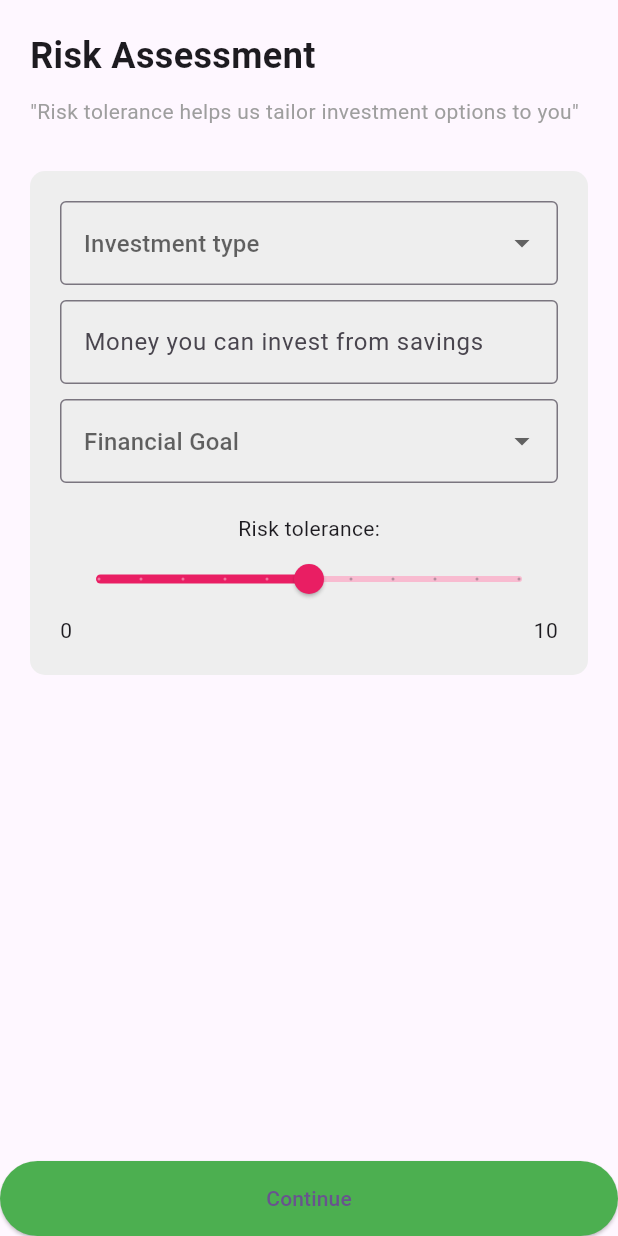
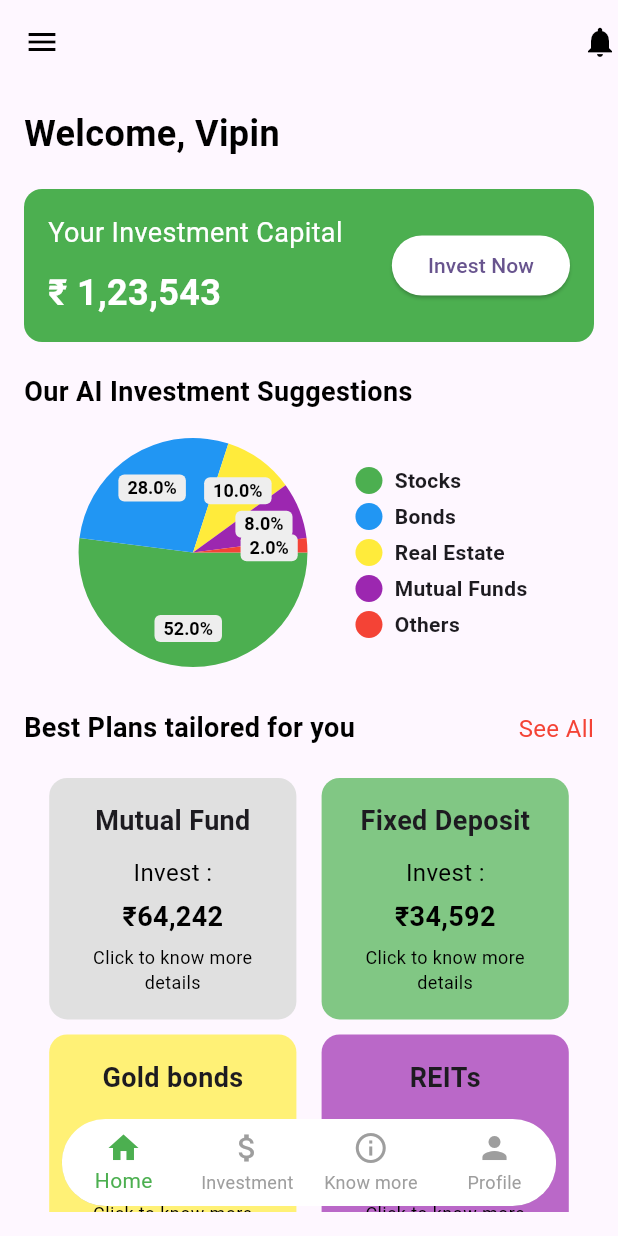
Before and after one commit to vipin126/investment-app, a Flutter app: the RiskAssessmentScreen3 screen opened directly, after a tap on "Continue", on a phone screen of 412 x 824 dp. Run offline on Flutter 3.47's test engine with Material 3 defaults, Android fonts, the phone set to English and light mode, and no system bars; drawn by our look-alikes of pie_chart; our stand-ins replace date_field, flutter_otp_text_field, get, get_storage, iconsax, smooth_page_indicator; accounts and stored records are empty.

Commit message:
homepagescreen

```diff
--- /dev/null
+++ b/investment_app/lib/screens/homepage.dart
@@ -0,0 +1,306 @@
+
+import 'package:flutter/material.dart';
+import 'package:pie_chart/pie_chart.dart';
+
+
+class MainScreen extends StatefulWidget {
+  @override
+  _MainScreenState createState() => _MainScreenState();
+}
+
+class _MainScreenState extends State<MainScreen> {
+  int _selectedIndex = 0;
+
+  static List<Widget> _widgetOptions = <Widget>[
+    InvestmentScreen(),
+    InvestmentScreen(),
+    InvestmentScreen(),
+    InvestmentScreen(),
+  ];
+
+  void _onItemTapped(int index) {
+    setState(() {
+      _selectedIndex = index;
+    });
+  }
+
+  @override
+  Widget build(BuildContext context) {
+    return Scaffold(
+      body: Stack(
+        children: [
+          _widgetOptions.elementAt(_selectedIndex),
+          Positioned(
+            left: 0,
+            right: 0,
+            bottom: 20,
+            child: Center(
+              child: Container(
+                width: MediaQuery.of(context).size.width * 0.8,
+                child: ClipRRect(
+                  borderRadius: BorderRadius.circular(50),
+                  child: BottomNavigationBar(
+                    items: [
+                      BottomNavigationBarItem(icon: Icon(Icons.home), label: 'Home'),
+                      BottomNavigationBarItem(icon: Icon(Icons.attach_money), label: 'Investment'),
+                      BottomNavigationBarItem(icon: Icon(Icons.info_outline), label: 'Know more'),
+                      BottomNavigationBarItem(icon: Icon(Icons.person), label: 'Profile'),
+                    ],
+                    currentIndex: _selectedIndex,
+                    onTap: _onItemTapped,
+                    type: BottomNavigationBarType.fixed,
+                    selectedItemColor: Colors.green,
+                    unselectedItemColor: Colors.grey,
+                    backgroundColor: Colors.white,
+                  ),
+                ),
+              ),
+            ),
+          ),
+        ],
+      ),
+    );
+  }
+}
+
+class InvestmentScreen extends StatelessWidget {
+  final dataMap = <String, double>{
+    "Stocks": 52,
+    "Bonds": 28,
+    "Real Estate": 10,
+    "Mutual Funds": 8,
+    "Others": 2,
+  };
+
+  final colorList = <Color>[
+    Colors.green,
+    Colors.blue,
+    Colors.yellow,
+    Colors.purple,
+    Colors.red,
+  ];
+
+  @override
+  Widget build(BuildContext context) {
+    return Scaffold(
+      appBar: AppBar(
+        backgroundColor: Colors.transparent,
+        elevation: 0,
+        leading: Icon(Icons.menu, color: Colors.black),
+        actions: [Icon(Icons.notifications, color: Colors.black)],
+      ),
+      body: Padding(
+        padding: const EdgeInsets.all(16.0),
+        child: SingleChildScrollView(
+          child: Column(
+            crossAxisAlignment: CrossAxisAlignment.start,
+            children: [
+              Text(
+                'Welcome, Vipin',
+                style: TextStyle(
+                  fontSize: 24,
+                  fontWeight: FontWeight.bold,
+                  color: Colors.black,
+                ),
+              ),
+              SizedBox(height: 20),
+              Container(
+                padding: EdgeInsets.all(16),
+                decoration: BoxDecoration(
+                  color: Colors.green,
+                  borderRadius: BorderRadius.circular(12),
+                ),
+                child: Row(
+                  mainAxisAlignment: MainAxisAlignment.spaceBetween,
+                  children: [
+                    Column(
+                      crossAxisAlignment: CrossAxisAlignment.start,
+                      children: [
+                        Text(
+                          'Your Investment Capital',
+                          style: TextStyle(
+                            color: Colors.white,
+                            fontSize: 18,
+                          ),
+                        ),
+                        SizedBox(height: 10),
+                        Text(
+                          '₹ 1,23,543',
+                          style: TextStyle(
+                            color: Colors.white,
+                            fontSize: 24,
+                            fontWeight: FontWeight.bold,
+                          ),
+                        ),
+                      ],
+                    ),
+                    ElevatedButton(
+                      onPressed: () {},
+                      style: ElevatedButton.styleFrom(
+                        backgroundColor: Colors.white,
+                        disabledForegroundColor: Colors.green,
+                      ),
+                      child: Text('Invest Now'),
+                    ),
+                  ],
+                ),
+              ),
+              SizedBox(height: 20),
+              Text(
+                'Our AI Investment Suggestions',
+                style: TextStyle(
+                  fontSize: 18,
+                  fontWeight: FontWeight.bold,
+                  color: Colors.black,
+                ),
+              ),
+              SizedBox(height: 10),
+              PieChart(
+                dataMap: dataMap,
+                animationDuration: Duration(milliseconds: 800),
+                chartLegendSpacing: 32,
+                chartRadius: MediaQuery.of(context).size.width / 2.7,
+                colorList: colorList,
+                initialAngleInDegree: 0,
+                chartType: ChartType.disc,
+                ringStrokeWidth: 32,
+                centerText: "",
+                legendOptions: LegendOptions(
+                  showLegendsInRow: false,
+                  legendPosition: LegendPosition.right,
+                  showLegends: true,
+                  legendShape: BoxShape.circle,
+                  legendTextStyle: TextStyle(
+                    fontWeight: FontWeight.bold,
+                  ),
+                ),
+                chartValuesOptions: ChartValuesOptions(
+                  showChartValueBackground: true,
+                  showChartValues: true,
+                  showChartValuesInPercentage: true,
+                  showChartValuesOutside: false,
+                  decimalPlaces: 1,
+                ),
+              ),
+              SizedBox(height: 20),
+              Row(
+                mainAxisAlignment: MainAxisAlignment.spaceBetween,
+                children: [
+                  Text(
+                    'Best Plans tailored for you',
+                    style: TextStyle(
+                      fontSize: 18,
+                      fontWeight: FontWeight.bold,
+                      color: Colors.black,
+                    ),
+                  ),
+                  Text(
+                    'See All',
+                    style: TextStyle(
+                      fontSize: 16,
+                      color: Colors.red,
+                    ),
+                  ),
+                ],
+              ),
+              SizedBox(height: 20),
+              Row(
+                mainAxisAlignment: MainAxisAlignment.spaceEvenly,
+                children: [
+                  InvestmentPlanCard(
+                    title: 'Mutual Fund',
+                    amount: '₹64,242',
+                    color: Colors.grey.shade300,
+                  ),
+                  InvestmentPlanCard(
+                    title: 'Fixed Deposit',
+                    amount: '₹34,592',
+                    color: Colors.green.shade300,
+                  ),
+                ],
+              ),
+              SizedBox(height: 10),
+              Row(
+                mainAxisAlignment: MainAxisAlignment.spaceEvenly,
+                children: [
+                  InvestmentPlanCard(
+                    title: 'Gold bonds',
+                    amount: '₹20,000',
+                    color: Colors.yellow.shade300,
+                  ),
+                  InvestmentPlanCard(
+                    title: 'REITs',
+                    amount: '₹10,000',
+                    color: Colors.purple.shade300,
+                  ),
+                ],
+              ),
+              SizedBox(height: 30),
+            ],
+          ),
+        ),
+      ),
+    );
+  }
+}
+
+class InvestmentPlanCard extends StatelessWidget {
+  final String title;
+  final String amount;
+  final Color color;
+
+  InvestmentPlanCard({
+    required this.title,
+    required this.amount,
+    required this.color,
+  });
+
+  @override
+  Widget build(BuildContext context) {
+    return Container(
+      width: MediaQuery.of(context).size.width / 2.5,
+      padding: EdgeInsets.all(16.0),
+      decoration: BoxDecoration(
+        color: color,
+        borderRadius: BorderRadius.circular(12.0),
+      ),
+      child: Column(
+        children: [
+          Text(
+            title,
+            style: TextStyle(
+              fontSize: 18.0,
+              fontWeight: FontWeight.bold,
+            ),
+          ),
+          SizedBox(height: 10.0),
+          Text(
+            'Invest :',
+            style: TextStyle(
+              fontSize: 16.0,
+              color: Colors.black,
+            ),
+          ),
+          SizedBox(height: 5.0),
+          Text(
+            amount,
+            style: TextStyle(
+              fontSize: 18.0,
+              fontWeight: FontWeight.bold,
+              color: Colors.black,
+            ),
+          ),
+          SizedBox(height: 5.0),
+          Text(
+            'Click to know more details',
+            style: TextStyle(
+              fontSize: 12.0,
+              color: Colors.black,
+            ),
+            textAlign: TextAlign.center,
+          ),
+        ],
+      ),
+    );
+  }
+}
--- /dev/null
+++ b/investment_app/lib/screens/test.dart
@@ -0,0 +1,317 @@
+import 'package:flutter/material.dart';
+import 'package:pie_chart/pie_chart.dart';
+
+void main() {
+  runApp(MyApp());
+}
+
+class MyApp extends StatelessWidget {
+  @override
+  Widget build(BuildContext context) {
+    return MaterialApp(
+      home: MainScreen(),
+    );
+  }
+}
+
+class MainScreen extends StatefulWidget {
+  @override
+  _MainScreenState createState() => _MainScreenState();
+}
+
+class _MainScreenState extends State<MainScreen> {
+  int _selectedIndex = 0;
+
+  static List<Widget> _widgetOptions = <Widget>[
+    InvestmentScreen(),
+    InvestmentScreen(),
+    InvestmentScreen(),
+    InvestmentScreen(),
+  ];
+
+  void _onItemTapped(int index) {
+    setState(() {
+      _selectedIndex = index;
+    });
+  }
+
+  @override
+  Widget build(BuildContext context) {
+    return Scaffold(
+      body: Stack(
+        children: [
+          _widgetOptions.elementAt(_selectedIndex),
+          Positioned(
+            left: 0,
+            right: 0,
+            bottom: 20,
+            child: Center(
+              child: Container(
+                width: MediaQuery.of(context).size.width * 0.8,
+                child: ClipRRect(
+                  borderRadius: BorderRadius.circular(50),
+                  child: BottomNavigationBar(
+                    items: [
+                      BottomNavigationBarItem(icon: Icon(Icons.home), label: 'Home'),
+                      BottomNavigationBarItem(icon: Icon(Icons.attach_money), label: 'Investment'),
+                      BottomNavigationBarItem(icon: Icon(Icons.info_outline), label: 'Know more'),
+                      BottomNavigationBarItem(icon: Icon(Icons.person), label: 'Profile'),
+                    ],
+                    currentIndex: _selectedIndex,
+                    onTap: _onItemTapped,
+                    type: BottomNavigationBarType.fixed,
+                    selectedItemColor: Colors.green,
+                    unselectedItemColor: Colors.grey,
+                    backgroundColor: Colors.white,
+                  ),
+                ),
+              ),
+            ),
+          ),
+        ],
+      ),
+    );
+  }
+}
+
+class InvestmentScreen extends StatelessWidget {
+  final dataMap = <String, double>{
+    "Stocks": 52,
+    "Bonds": 28,
+    "Real Estate": 10,
+    "Mutual Funds": 8,
+    "Others": 2,
+  };
+
+  final colorList = <Color>[
+    Colors.green,
+    Colors.blue,
+    Colors.yellow,
+    Colors.purple,
+    Colors.red,
+  ];
+
+  @override
+  Widget build(BuildContext context) {
+    return Scaffold(
+      appBar: AppBar(
+        backgroundColor: Colors.transparent,
+        elevation: 0,
+        leading: Icon(Icons.menu, color: Colors.black),
+        actions: [Icon(Icons.notifications, color: Colors.black)],
+      ),
+      body: Padding(
+        padding: const EdgeInsets.all(16.0),
+        child: SingleChildScrollView(
+          child: Column(
+            crossAxisAlignment: CrossAxisAlignment.start,
+            children: [
+              Text(
+                'Welcome, Vipin',
+                style: TextStyle(
+                  fontSize: 24,
+                  fontWeight: FontWeight.bold,
+                  color: Colors.black,
+                ),
+              ),
+              SizedBox(height: 20),
+              Container(
+                padding: EdgeInsets.all(16),
+                decoration: BoxDecoration(
+                  color: Colors.green,
+                  borderRadius: BorderRadius.circular(12),
+                ),
+                child: Row(
+                  mainAxisAlignment: MainAxisAlignment.spaceBetween,
+                  children: [
+                    Column(
+                      crossAxisAlignment: CrossAxisAlignment.start,
+                      children: [
+                        Text(
+                          'Your Investment Capital',
+                          style: TextStyle(
+                            color: Colors.white,
+                            fontSize: 18,
+                          ),
+                        ),
+                        SizedBox(height: 10),
+                        Text(
+                          '₹ 1,23,543',
+                          style: TextStyle(
+                            color: Colors.white,
+                            fontSize: 24,
+                            fontWeight: FontWeight.bold,
+                          ),
+                        ),
+                      ],
+                    ),
+                    ElevatedButton(
+                      onPressed: () {},
+                      style: ElevatedButton.styleFrom(
+                        backgroundColor: Colors.white,
+                        disabledForegroundColor: Colors.green,
+                      ),
+                      child: Text('Invest Now'),
+                    ),
+                  ],
+                ),
+              ),
+              SizedBox(height: 20),
+              Text(
+                'Our AI Investment Suggestions',
+                style: TextStyle(
+                  fontSize: 18,
+                  fontWeight: FontWeight.bold,
+                  color: Colors.black,
+                ),
+              ),
+              SizedBox(height: 10),
+              PieChart(
+                dataMap: dataMap,
+                animationDuration: Duration(milliseconds: 800),
+                chartLegendSpacing: 32,
+                chartRadius: MediaQuery.of(context).size.width / 2.7,
+                colorList: colorList,
+                initialAngleInDegree: 0,
+                chartType: ChartType.disc,
+                ringStrokeWidth: 32,
+                centerText: "",
+                legendOptions: LegendOptions(
+                  showLegendsInRow: false,
+                  legendPosition: LegendPosition.right,
+                  showLegends: true,
+                  legendShape: BoxShape.circle,
+                  legendTextStyle: TextStyle(
+                    fontWeight: FontWeight.bold,
+                  ),
+                ),
+                chartValuesOptions: ChartValuesOptions(
+                  showChartValueBackground: true,
+                  showChartValues: true,
+                  showChartValuesInPercentage: true,
+                  showChartValuesOutside: false,
+                  decimalPlaces: 1,
+                ),
+              ),
+              SizedBox(height: 20),
+              Row(
+                mainAxisAlignment: MainAxisAlignment.spaceBetween,
+                children: [
+                  Text(
+                    'Best Plans tailored for you',
+                    style: TextStyle(
+                      fontSize: 18,
+                      fontWeight: FontWeight.bold,
+                      color: Colors.black,
+                    ),
+                  ),
+                  Text(
+                    'See All',
+                    style: TextStyle(
+                      fontSize: 16,
+                      color: Colors.red,
+                    ),
+                  ),
+                ],
+              ),
+              SizedBox(height: 20),
+              Row(
+                mainAxisAlignment: MainAxisAlignment.spaceEvenly,
+                children: [
+                  InvestmentPlanCard(
+                    title: 'Mutual Fund',
+                    amount: '₹64,242',
+                    color: Colors.grey.shade300,
+                  ),
+                  InvestmentPlanCard(
+                    title: 'Fixed Deposit',
+                    amount: '₹34,592',
+                    color: Colors.green.shade300,
+                  ),
+                ],
+              ),
+              SizedBox(height: 10),
+              Row(
+                mainAxisAlignment: MainAxisAlignment.spaceEvenly,
+                children: [
+                  InvestmentPlanCard(
+                    title: 'Gold bonds',
+                    amount: '₹20,000',
+                    color: Colors.yellow.shade300,
+                  ),
+                  InvestmentPlanCard(
+                    title: 'REITs',
+                    amount: '₹10,000',
+                    color: Colors.purple.shade300,
+                  ),
+                ],
+              ),
+              SizedBox(height: 30),
+            ],
+          ),
+        ),
+      ),
+    );
+  }
+}
+
+class InvestmentPlanCard extends StatelessWidget {
+  final String title;
+  final String amount;
+  final Color color;
+
+  InvestmentPlanCard({
+    required this.title,
+    required this.amount,
+    required this.color,
+  });
+
+  @override
+  Widget build(BuildContext context) {
+    return Container(
+      width: MediaQuery.of(context).size.width / 2.5,
+      padding: EdgeInsets.all(16.0),
+      decoration: BoxDecoration(
+        color: color,
+        borderRadius: BorderRadius.circular(12.0),
+      ),
+      child: Column(
+        children: [
+          Text(
+            title,
+            style: TextStyle(
+              fontSize: 18.0,
+              fontWeight: FontWeight.bold,
+            ),
+          ),
+          SizedBox(height: 10.0),
+          Text(
+            'Invest :',
+            style: TextStyle(
+              fontSize: 16.0,
+              color: Colors.black,
+            ),
+          ),
+          SizedBox(height: 5.0),
+          Text(
+            amount,
+            style: TextStyle(
+              fontSize: 18.0,
+              fontWeight: FontWeight.bold,
+              color: Colors.black,
+            ),
+          ),
+          SizedBox(height: 5.0),
+          Text(
+            'Click to know more details',
+            style: TextStyle(
+              fontSize: 12.0,
+              color: Colors.black,
+            ),
+            textAlign: TextAlign.center,
+          ),
+        ],
+      ),
+    );
+  }
+}
--- a/investment_app/lib/screens/userDetailsPage3.dart
+++ b/investment_app/lib/screens/userDetailsPage3.dart
@@ -1,4 +1,7 @@
 import 'package:flutter/material.dart';
+import 'package:get/get_core/src/get_main.dart';
+import 'package:get/get_navigation/get_navigation.dart';
+import 'package:investment_app/screens/homepage.dart';
 
 class RiskAssessmentScreen3 extends StatefulWidget {
   @override
@@ -125,7 +128,7 @@ class _RiskAssessmentScreenState extends State<RiskAssessmentScreen3> {
                     backgroundColor: Colors.green,
                     padding: EdgeInsets.symmetric(vertical: 15),
                   ),
-                  onPressed: () {},
+                  onPressed: ()=>Get.to(()=>MainScreen()),
                 ),
               ),
     );
--- a/investment_app/pubspec.yaml
+++ b/investment_app/pubspec.yaml
@@ -42,6 +42,7 @@ dependencies:
   get: ^4.6.6
   flutter_otp_text_field: ^1.1.3+2
   date_field: ^5.2.1
+  pie_chart: ^5.4.0
 
 dev_dependencies:
   flutter_test:
```
Also changed, not shown: investment_app/pubspec.lock.
